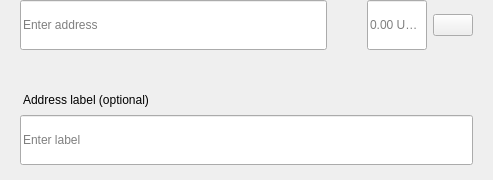
Before: the Qt Designer form src/qt/pivx/forms/sendmultirow.ui in TheCodexBlockchain/advantage, drawn with Qt 5.
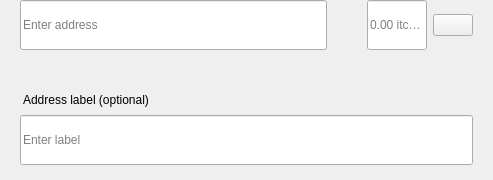
After: the same form once the commit is applied.

Commit message: rebrand itcoin

```diff
--- a/src/qt/pivx/forms/sendmultirow.ui
+++ b/src/qt/pivx/forms/sendmultirow.ui
@@ -198,7 +198,7 @@
            <set>Qt::AlignLeading|Qt::AlignLeft|Qt::AlignVCenter</set>
           </property>
           <property name="placeholderText">
-           <string notr="true">0.00 USDX</string>
+           <string notr="true">0.00 itcoin</string>
           </property>
          </widget>
         </item>
```
The commit also changes 254 other files.
